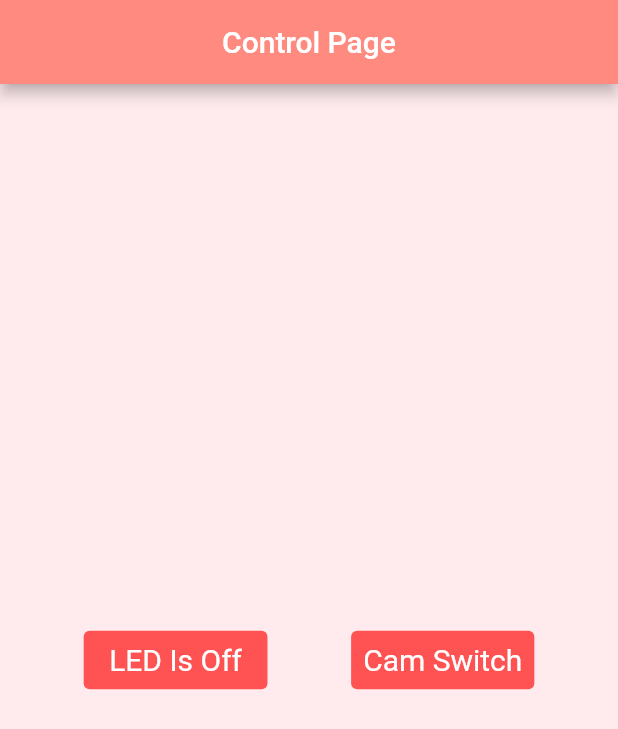
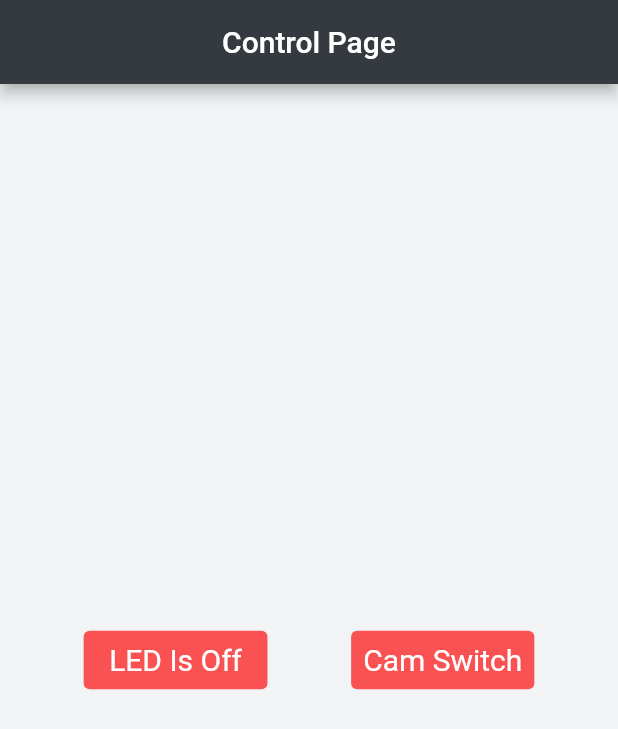
Before and after one commit to DeffHQ/rc_tank, a Flutter app: the screen it shows after launch, on a phone screen of 412 x 824 dp. Shown: the top 729 px of the screen. Run offline on Flutter 3.47's test engine with Material 2 defaults, Android fonts, the phone set to English and light mode, and no system bars.

Commit message:
initial commit

```diff
--- a/lib/cp.dart
+++ b/lib/cp.dart
@@ -16,9 +16,9 @@ class _cpState extends State<cp> {
   String myvariable = 'Off';
   @override
   Widget build(BuildContext context) {
-    return Scaffold( appBar: AppBar(backgroundColor: Color(0xFFFF8A80),title: Text('Control Page'),centerTitle: true,),
+    return Scaffold( appBar: AppBar(backgroundColor: Color(0xff343a40),title: Text('Control Page'),centerTitle: true,),
 
-      backgroundColor: const Color(0xFFFFEBEE),
+      backgroundColor: const Color(0xFFf1f3f5),
       body: Center(
         child: Row(mainAxisAlignment: MainAxisAlignment.spaceEvenly,
           children: [
@@ -27,7 +27,7 @@ class _cpState extends State<cp> {
                   style: TextButton.styleFrom(
                     textStyle: const TextStyle(fontSize: 20),
                     primary: Colors.white,
-                    backgroundColor: const Color(0xFFFF5252),
+                    backgroundColor: const Color(0xFFfa5252),
 
                   ),
                   onPressed: () {
@@ -51,7 +51,7 @@ class _cpState extends State<cp> {
     TextButton(style: TextButton.styleFrom(
                 textStyle: const TextStyle(fontSize: 20),
                 primary: Colors.white,
-                backgroundColor: const Color(0xFFFF5252),
+                backgroundColor: const Color(0xFFfa5252),
 
               ),onPressed: (){
       Navigator.push(
```
